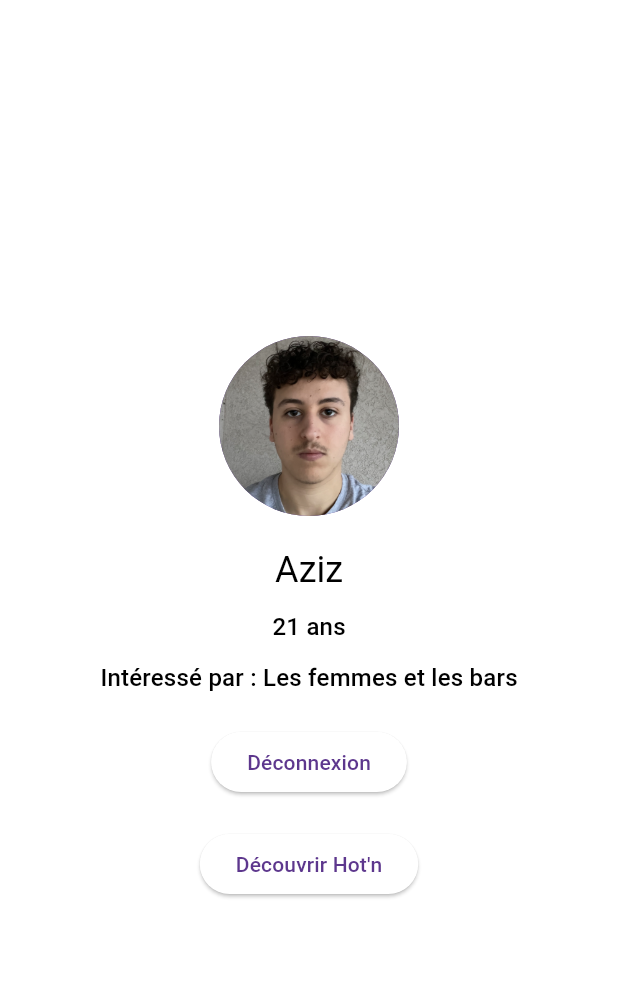
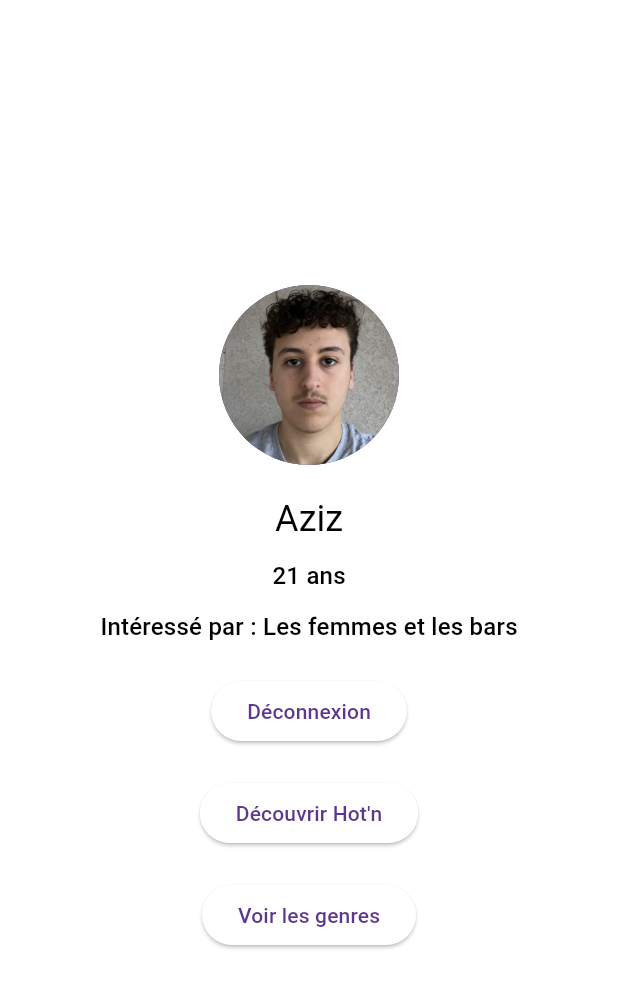
Before and after one commit to AzizBeaudelaire/hot-n, a Flutter app: the HomePageTest1 screen opened directly, on a phone screen of 412 x 824 dp. Shown: the top 988 px of the screen. Run offline on Flutter 3.47's test engine with Material 3 defaults, Android fonts, the phone set to English and light mode, and no system bars.

Commit message:
[add] pages_genres.dart

```diff
--- a/project/lib/screens/home_page_test1.dart
+++ b/project/lib/screens/home_page_test1.dart
@@ -1,6 +1,7 @@
 import 'package:flutter/material.dart';
 import 'home_page.dart';
-import 'hotn_presentation_page.dart';  // Ajout de cette ligne
+import 'hotn_presentation_page.dart';
+import 'page_genres.dart'; // Import de la page page_genres.dart
 
 class HomePageTest1 extends StatelessWidget {
   const HomePageTest1({Key? key});
@@ -28,7 +29,7 @@
             ),
             const SizedBox(height: 10),
             Text(
-              'Intéressé par : Les femmes et les bars', // Description ajoutée
+              'Intéressé par : Les femmes et les bars',
               style: Theme.of(context).textTheme.titleMedium,
             ),
             const SizedBox(height: 20),
@@ -51,6 +52,16 @@
               },
               child: const Text('Découvrir Hot\'n'),
             ),
+            const SizedBox(height: 20),
+            ElevatedButton(
+              onPressed: () {
+                Navigator.push(
+                  context,
+                  MaterialPageRoute(builder: (context) => const NewPage()), // Redirection vers la page des genres
+                );
+              },
+              child: const Text('Voir les genres'), // Texte du bouton
+            ),
           ],
         ),
       ),
--- a/project/pubspec.yaml
+++ b/project/pubspec.yaml
@@ -45,6 +45,9 @@
     - assets/images/Aziz.jpg
     - assets/images/Adam.jpg
     - assets/images/Logo_icon_transparent.png
+    - assets/images/fond_motif.png
+    - assets/images/background_pink.png
+
   # The following line ensures that the Material Icons font is
   # included with your application, so that you can use the icons in
   # the material Icons class.
```
Also changed, not shown: project/lib/screens/page_genres.dart (added, +58 -0 lines), project/assets/images/background_pink.png (added), project/assets/images/fond_motif.png (added).
